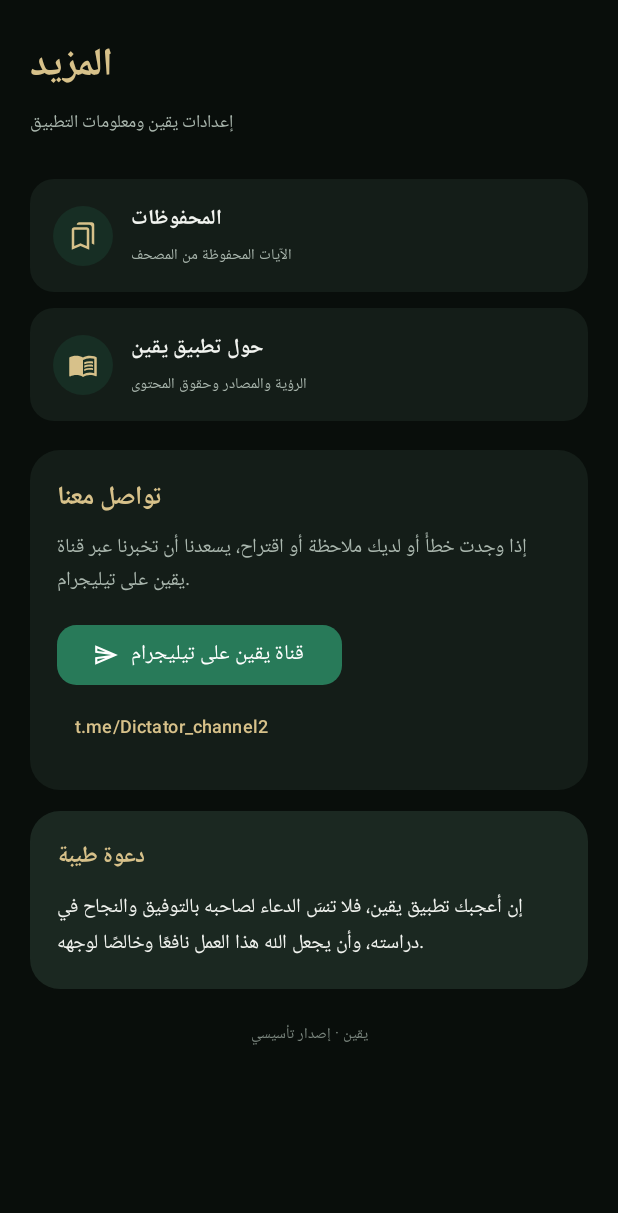
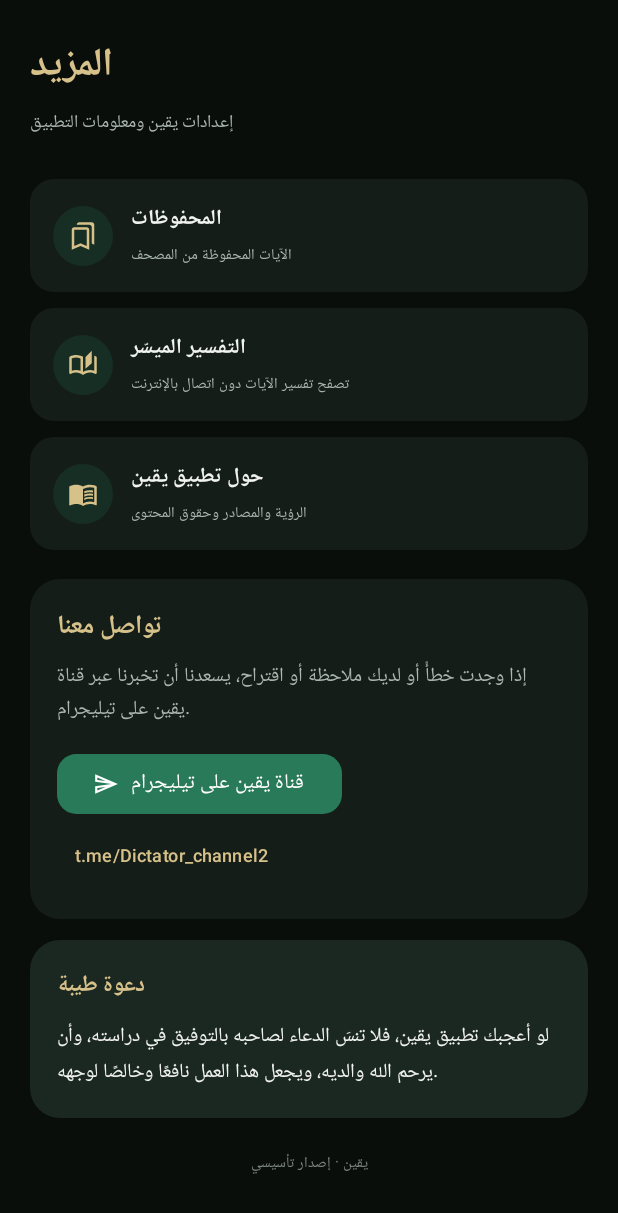
Before and after one commit to DictatorEG-coder/yaqeen, an Android app built with Jetpack Compose: the composable MoreScreen shown on its own in the app's theme, on a phone screen of 412 x 824 dp. Shown: the top 1213 px of the screen. Run offline under Robolectric (Android 15) with nearby library versions, the phone set to English and light mode, and no system bars; network calls fail; 2 statements that could not run were skipped.

Commit message:
Add dedicated Tafsir entry and update the app prayer message

```diff
--- a/app/src/main/java/com/yaqeen/app/MainActivity.kt
+++ b/app/src/main/java/com/yaqeen/app/MainActivity.kt
@@ -184,11 +184,13 @@ private fun YaqeenApp(initialSurahNumber: Int = 0, openFridayReminders: Boolean
                         sharedMediaController = mediaController
                     )
                     8 -> SunnahMahjooraScreen(Modifier.padding(padding))
+                    9 -> TafsirLibraryScreen(Modifier.padding(padding)) { selectedTab = 5 }
                     3 -> AdhkarScreen(Modifier.padding(padding))
                     4 -> RemindersScreen(Modifier.padding(padding))
                     else -> MoreScreen(
                         modifier = Modifier.padding(padding),
-                        onOpenBookmarks = { selectedTab = 1; openBookmarksRequested = true }
+                        onOpenBookmarks = { selectedTab = 1; openBookmarksRequested = true },
+                        onOpenTafsir = { selectedTab = 9 }
                     )
                 }
             }
@@ -683,11 +685,16 @@ private fun AdhkarScreen(modifier: Modifier = Modifier) {
 }
 
 @Composable
-private fun MoreScreen(modifier: Modifier = Modifier, onOpenBookmarks: () -> Unit) {
+private fun MoreScreen(
+    modifier: Modifier = Modifier,
+    onOpenBookmarks: () -> Unit,
+    onOpenTafsir: () -> Unit
+) {
     val context = LocalContext.current
     PageColumn(modifier) {
         PageHeader("المزيد", "إعدادات يقين ومعلومات التطبيق")
         SimpleRow(Icons.Outlined.Bookmarks, "المحفوظات", "الآيات المحفوظة من المصحف", onClick = onOpenBookmarks)
+        SimpleRow(Icons.Outlined.AutoStories, "التفسير الميسّر", "تصفح تفسير الآيات دون اتصال بالإنترنت", onClick = onOpenTafsir)
         SimpleRow(Icons.Outlined.MenuBook, "حول تطبيق يقين", "الرؤية والمصادر وحقوق المحتوى")
         Spacer(Modifier.height(14.dp))
         Card(
@@ -738,7 +745,7 @@ private fun MoreScreen(modifier: Modifier = Modifier, onOpenBookmarks: () -> Uni
                 Text("دعوة طيبة", color = Gold, fontSize = 15.sp, fontWeight = FontWeight.Bold)
                 Spacer(Modifier.height(9.dp))
                 Text(
-                    "إن أعجبك تطبيق يقين، فلا تنسَ الدعاء لصاحبه بالتوفيق والنجاح في دراسته، وأن يجعل الله هذا العمل نافعًا وخالصًا لوجهه.",
+                    "لو أعجبك تطبيق يقين، فلا تنسَ الدعاء لصاحبه بالتوفيق في دراسته، وأن يرحم الله والديه، ويجعل هذا العمل نافعًا وخالصًا لوجهه.",
                     color = MainText,
                     fontSize = 13.sp,
                     lineHeight = 24.sp
```
